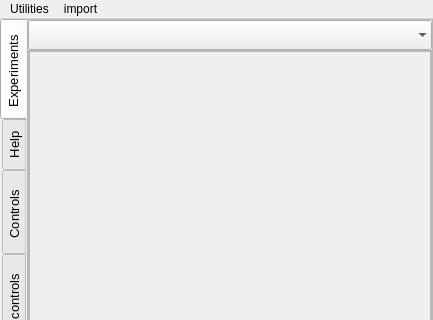
The window that SEEL_Apps/templates/single_col_exp.ui (jithinbp/SEELablet-apps) describes before a commit, drawn with Qt 5; both pictures show x 0 to 433 and y 0 to 320 of the 433 by 627 pixel window.
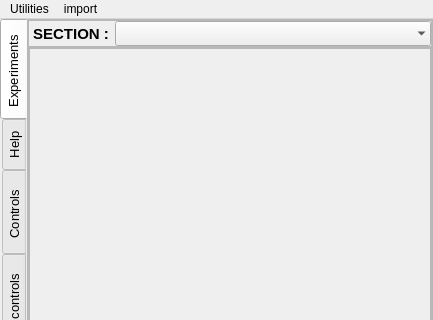
The same window after the commit.

Commit message: change title layout

Diff of the .ui file:
```diff
--- a/SEEL_Apps/templates/single_col_exp.ui
+++ b/SEEL_Apps/templates/single_col_exp.ui
@@ -102,11 +102,43 @@
             <number>0</number>
            </property>
            <item>
+            <widget class="QFrame" name="frame_4">
+             <property name="frameShape">
+              <enum>QFrame::StyledPanel</enum>
+             </property>
+             <property name="frameShadow">
+              <enum>QFrame::Raised</enum>
+             </property>
+             <layout class="QHBoxLayout" name="horizontalLayout_2">
+              <property name="margin">
+               <number>0</number>
+              </property>
+              <item>
+               <widget class="QLabel" name="label">
+                <property name="sizePolicy">
+                 <sizepolicy hsizetype="Maximum" vsizetype="Preferred">
+                  <horstretch>0</horstretch>
+                  <verstretch>0</verstretch>
+                 </sizepolicy>
+                </property>
+                <property name="font">
+                 <font>
+                  <pointsize>11</pointsize>
+                  <weight>75</weight>
+                  <bold>true</bold>
+                 </font>
+                </property>
+                <property name="text">
+                 <string> SECTION :</string>
+                </property>
+               </widget>
+              </item>
+              <item>
             <widget class="QComboBox" name="subSections">
              <property name="minimumSize">
               <size>
                <width>0</width>
-               <height>30</height>
+                  <height>0</height>
               </size>
              </property>
              <property name="font">
@@ -124,6 +156,9 @@
              </property>
             </widget>
            </item>
+             </layout>
+            </widget>
+           </item>
            <item>
             <widget class="QScrollArea" name="ExperimentScrollArea">
              <property name="sizePolicy">
@@ -153,7 +188,7 @@
                 <x>0</x>
                 <y>0</y>
                 <width>400</width>
-                <height>416</height>
+                <height>415</height>
                </rect>
               </property>
               <property name="sizePolicy">
```
Left out of the diff: 8 changed lines with no effect on the pictures. Lines whose indentation alone changed are shown as unchanged. The commit also changes 4 other files.
